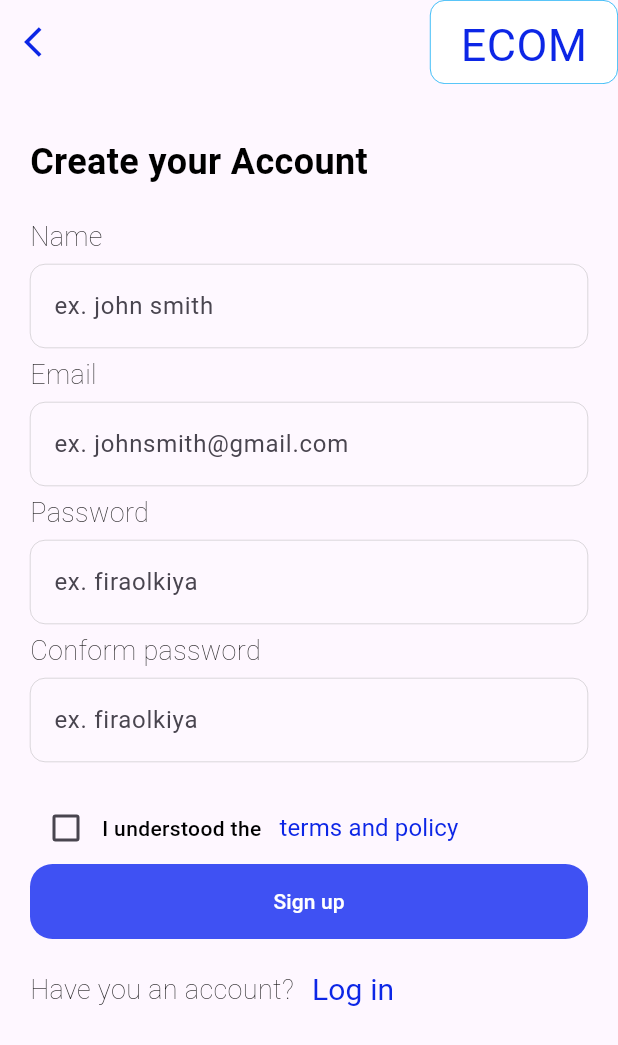
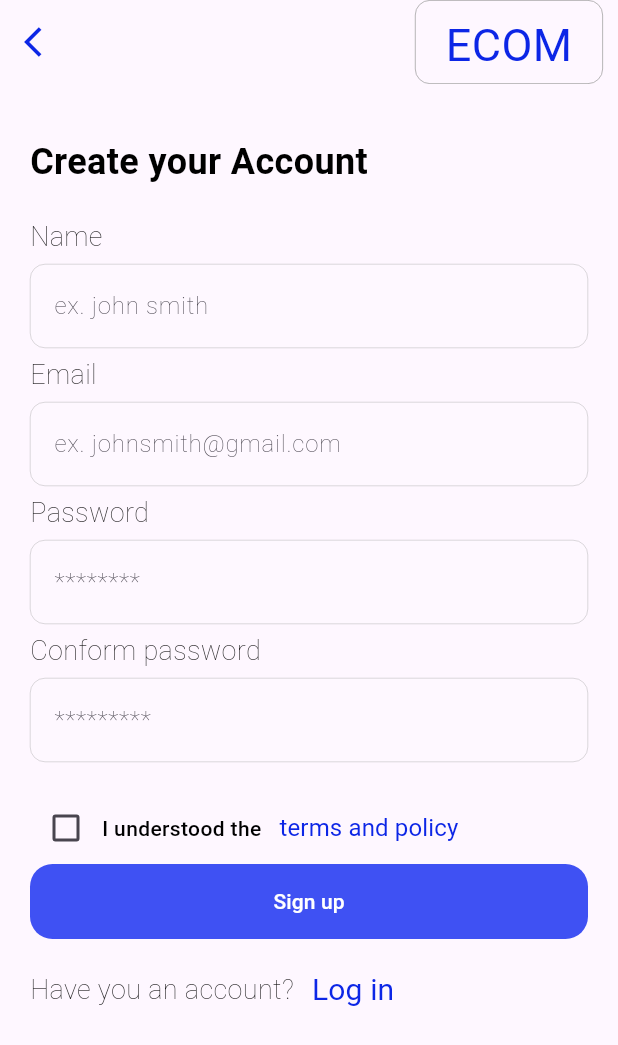
Before and after one commit to firaolkiya/2024-internship-mobile-tasks, a Flutter app: the screen it shows after launch, after a tap on "Sign up", on a phone screen of 412 x 824 dp. Shown: the top 1045 px of the screen. Run offline on Flutter 3.47's test engine with Material 3 defaults, Android fonts, the phone set to English and light mode, and no system bars; our stand-ins replace bloc, dartz, equatable, flutter_bloc, get, get_it and 4 more; network calls fail.

Commit message:
auth is completed

```diff
--- a/e_commerce/lib/features/auth/presentation/bloc/auth_bloc.dart
+++ b/e_commerce/lib/features/auth/presentation/bloc/auth_bloc.dart
@@ -22,6 +22,12 @@ class AuthBloc extends Bloc<AuthEvent, AuthState> {
 
     on<SignUpEvent>((event, emit) async{
       emit(LoginLoadingState());
+      print('password: ${event.password},conform: ${event.conformPassword}');
+      if(event.password!=event.conformPassword){
+        emit(const LoginErrorState(message: 'conform password must the same as password'));
+        return;
+      }
+      else{
       UserEntity userEntity = UserEntity(email: event.email,name: event.name,password: event.password,);
       final result = await signUpUsecase.execute(userEntity);
 
@@ -35,8 +41,9 @@ class AuthBloc extends Bloc<AuthEvent, AuthState> {
          emit(const LoginErrorState(message: 'unable to create account, please try later'));
 
         }
+
       });
-
+      }
       on<LogOutEvent>((event, emit) async{
          emit(LoginLoadingState());
           final result = await logOutUsecase.execute();
--- a/e_commerce/lib/features/auth/presentation/pages/login_page.dart
+++ b/e_commerce/lib/features/auth/presentation/pages/login_page.dart
@@ -46,9 +46,9 @@ class LoginPage extends StatelessWidget {
                         margin: const EdgeInsets.only(top: 100, bottom: 50),
                         decoration: BoxDecoration(
                             borderRadius: BorderRadius.circular(10),
-                            color: Colors.white,
+                            color: Colors.transparent,
                             border:
-                                Border.all(color: Colors.lightBlue, width: 0.5)),
+                                Border.all(color: Colors.grey, width: 0.5)),
                         padding:
                             const EdgeInsets.symmetric(vertical: 8, horizontal: 25),
                         child: const Text(
@@ -58,11 +58,7 @@ class LoginPage extends StatelessWidget {
                       ),
                     ],
                   ),
-                  Center(
-                     child: Visibility(
-                      visible: state is LoginLoadingState,
-                      child: const CircularProgressIndicator()),
-                   ),
+
                   writeText(
                       text: 'Sign into your Account',
                       fontSize: 24,
@@ -76,10 +72,14 @@ class LoginPage extends StatelessWidget {
                   writeText(
                       text: 'Password', fontSize: 20, fontWeight: FontWeight.w200),
                   AppSpacing.small,
-                  InputField(controller: passwordInputController,isPassword: true,hint: 'firaolkiya',),
+                  InputField(controller: passwordInputController,isPassword: true,hint: '********',),
                   AppSpacing.extraLarge,
-                  CustomButton(onPressed: () {
-                    context.read<AuthBloc>().add(LoginEvent(email: emailInputController.text, password: passwordInputController.text));
+                  CustomButton(
+                    enable: state is! LoginLoadingState,
+                    onPressed: () {
+                      if(state is! LoginLoadingState){
+                          context.read<AuthBloc>().add(LoginEvent(email: emailInputController.text, password: passwordInputController.text));
+                      }
                   }, text: 'Login'),
                   const SizedBox(
                     height: 60,
--- a/e_commerce/lib/features/auth/presentation/pages/sign_up.dart
+++ b/e_commerce/lib/features/auth/presentation/pages/sign_up.dart
@@ -18,14 +18,13 @@ class SignUp extends StatefulWidget {
 
 class _SignUpState extends State<SignUp> {
   bool boxSelected = false;
-
-  @override
-  Widget build(BuildContext context) {
-    final passwordInputController = TextEditingController();
+   final passwordInputController = TextEditingController();
     final emailInputController = TextEditingController();
     final nameInputController = TextEditingController();
     final conformInputController = TextEditingController();
 
+  @override
+  Widget build(BuildContext context) {
     return Scaffold(
       appBar: AppBar(
         leading: IconButton(
@@ -39,10 +38,11 @@ class _SignUpState extends State<SignUp> {
         ),
         actions: [
           Container(
+            margin: const EdgeInsets.only(right: 10),
             decoration: BoxDecoration(
                 borderRadius: BorderRadius.circular(10),
-                color: Colors.white,
-                border: Border.all(color: Colors.lightBlue, width: 0.5)),
+                color: Colors.transparent,
+                border: Border.all(color: Colors.grey, width: 0.5)),
             padding: const EdgeInsets.symmetric(vertical: 8, horizontal: 20),
             child: const Text(
               'ECOM',
@@ -68,11 +68,6 @@ class _SignUpState extends State<SignUp> {
                 crossAxisAlignment: CrossAxisAlignment.start,
                 children: [
                   AppSpacing.large,
-                   Center(
-                     child: Visibility(
-                      visible: state is LoginLoadingState,
-                      child: const CircularProgressIndicator()),
-                   ),
                   writeText(
                       text: 'Create your Account',
                       fontSize: 24,
@@ -99,14 +94,14 @@ class _SignUpState extends State<SignUp> {
                       fontSize: 18,
                       fontWeight: FontWeight.w200),
                   AppSpacing.small,
-                  InputField(controller: passwordInputController,hint: 'ex. firaolkiya',isPassword: true,),
+                  InputField(controller: passwordInputController,hint: '********',isPassword: true,),
                   AppSpacing.small,
                   writeText(
                       text: 'Conform password',
                       fontSize: 18,
                       fontWeight: FontWeight.w200),
                   AppSpacing.small,
-                  InputField(controller: conformInputController,hint: 'ex. firaolkiya',isPassword: true),
+                  InputField(controller: conformInputController,hint: '*********',isPassword: true),
                   AppSpacing.extraLarge,
                   Row(
                     children: [
@@ -134,13 +129,16 @@ class _SignUpState extends State<SignUp> {
                     ],
                   ),
                   CustomButton(
+                    enable: state is! LoginLoadingState,
                       onPressed: () {
+                        if(state is! LoginLoadingState){
                         context.read<AuthBloc>().add(SignUpEvent(
                               email: emailInputController.text,
                               name: nameInputController.text,
                               password: passwordInputController.text,
                               conformPassword: conformInputController.text,
                             ));
+                        }
                       },
                       text: 'Sign up'
                       ),
--- a/e_commerce/lib/features/product/presentation/widget/custom_button.dart
+++ b/e_commerce/lib/features/product/presentation/widget/custom_button.dart
@@ -2,10 +2,12 @@ import 'dart:ui';
 
 import 'package:flutter/material.dart';
 
+import '../../../../core/util/constant/color.dart';
+
 class CustomButton extends StatelessWidget {
   const CustomButton({
     super.key,
-    required this.onPressed, required this.text,  this.enable=true,
+    required this.onPressed, required this.text,  this.enable=false,
   });
 
   final VoidCallback onPressed;
@@ -14,10 +16,9 @@ class CustomButton extends StatelessWidget {
   @override
   Widget build(BuildContext context) {
     return FilledButton(
-
         style: ElevatedButton.styleFrom(
           minimumSize: const Size(double.infinity, 50),
-          backgroundColor: const Color.fromARGB(255,63, 81, 243),
+          backgroundColor: enable?const Color.fromARGB(255,63, 81, 243):const Color.fromARGB(255, 190, 201, 224),
           disabledBackgroundColor: const Color.fromARGB(255, 104, 132, 163),
           padding: const EdgeInsets.symmetric(horizontal: 40),
           shape: RoundedRectangleBorder(borderRadius: BorderRadius.circular(15)),
@@ -26,6 +27,6 @@ class CustomButton extends StatelessWidget {
           onPressed();
 
         },
-        child:  Text(text));
+        child:  enable?Text(text): const CircularProgressIndicator(color: AppColor.blueColor,));
   }
 }
--- a/e_commerce/lib/features/product/presentation/widget/snack_bar.dart
+++ b/e_commerce/lib/features/product/presentation/widget/snack_bar.dart
@@ -3,6 +3,6 @@ import 'package:flutter/material.dart';
 
 void displaySnackBar(BuildContext context,String text){
      ScaffoldMessenger.of(context).showSnackBar(
-      SnackBar(content: Text(text))
+      SnackBar(content: Text(text,style: const TextStyle(color: Colors.red),),backgroundColor: Colors.white,dismissDirection: DismissDirection.startToEnd,)
      );
 }
--- a/e_commerce/lib/features/product/presentation/widget/text_feild.dart
+++ b/e_commerce/lib/features/product/presentation/widget/text_feild.dart
@@ -22,6 +22,7 @@ class InputField extends StatelessWidget {
           ),
           filled: true,
           fillColor: Colors.white10,
+          hintStyle: const TextStyle(fontWeight: FontWeight.w100),
           enabledBorder: OutlineInputBorder(
             borderRadius: BorderRadius.circular(10),
             borderSide: const BorderSide(color: Colors.grey,width: 0.25),
```
